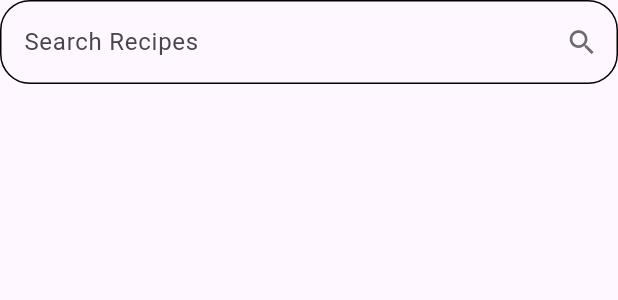
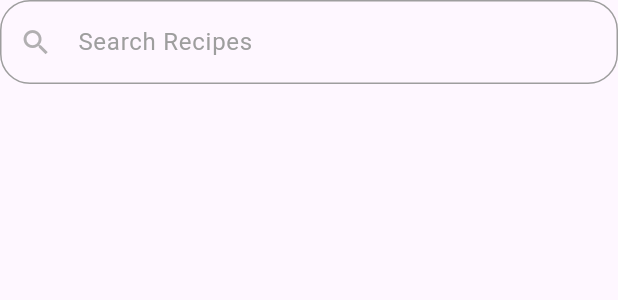
Before and after one commit to shahd-tarek/Chefly, a Flutter app: the CustomSearchTextField widget shown alone on an empty page, opened directly, on a phone screen of 412 x 824 dp. Shown: the top 300 px of the screen. Run offline on Flutter 3.47's test engine with Material 3 defaults, Android fonts, the phone set to English and light mode, and no system bars; our stand-ins replace go_router; network calls fail.

Commit message:
add custom bottom bar

```diff
--- a/lib/core/utils/app_router.dart
+++ b/lib/core/utils/app_router.dart
@@ -1,17 +1,22 @@
 import 'package:chefly/features/home/presentation/views/home_view.dart';
+import 'package:chefly/features/home/presentation/views/recipes_details.dart';
 import 'package:go_router/go_router.dart';
 
 import '../../Features/Splash/presentation/views/splash_view.dart';
 
 abstract class AppRouter {
   static const kHomeView = '/homeView';
-  static const kBookDetailsView = '/bookDetailsView';
+  static const kRecipesDetailsView = '/recipesDetailsView';
   static const kSearchView = '/searchView';
 
   static final router = GoRouter(
     routes: [
       GoRoute(path: '/', builder: (context, state) => const SplashView()),
       GoRoute(path: '/homeView', builder: (context, state) => const HomeView()),
+      GoRoute(
+        path: '/recipesDetailsView',
+        builder: (context, state) => const RecipesDetails(),
+      ),
     ],
   );
 }
--- a/lib/features/home/presentation/widgets/custom_search_text_field.dart
+++ b/lib/features/home/presentation/widgets/custom_search_text_field.dart
@@ -10,9 +10,13 @@ class CustomSearchTextField extends StatelessWidget {
         enabledBorder: buildOutlineInputBorder(),
         focusedBorder: buildOutlineInputBorder(),
         hintText: 'Search Recipes',
-        suffixIcon: IconButton(
+        hintStyle: const TextStyle(color: Colors.grey),
+        prefixIcon: IconButton(
           onPressed: () {},
-          icon: const Opacity(opacity: .8, child: Icon(Icons.search, size: 22)),
+          icon: const Opacity(
+            opacity: .8,
+            child: Icon(Icons.search, size: 22, color: Colors.grey),
+          ),
         ),
       ),
     );
@@ -20,7 +24,7 @@ class CustomSearchTextField extends StatelessWidget {
 
   OutlineInputBorder buildOutlineInputBorder() {
     return OutlineInputBorder(
-      borderSide: const BorderSide(),
+      borderSide: const BorderSide(color: Colors.grey),
       borderRadius: BorderRadius.circular(20),
     );
   }
```
Also changed, not shown: lib/features/home/presentation/views/home_view.dart (+30 -3 lines), lib/features/home/presentation/views/recipes_details.dart (added, +10 -0 lines), lib/features/home/presentation/widgets/bottom_app_bar.dart (added, +46 -0 lines), lib/features/home/presentation/widgets/home_view_body.dart (renamed from lib/features/home/presentation/views/home_view_body.dart, +11 -2 lines), lib/features/home/presentation/widgets/recipes.dart (+14 -2 lines).
